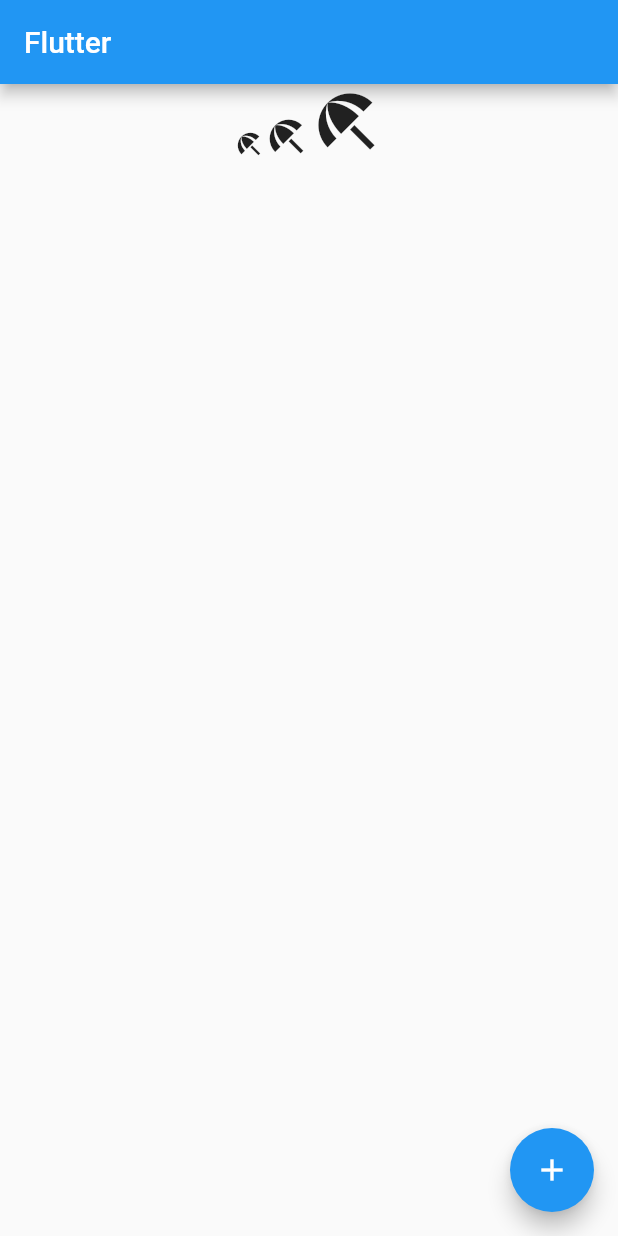
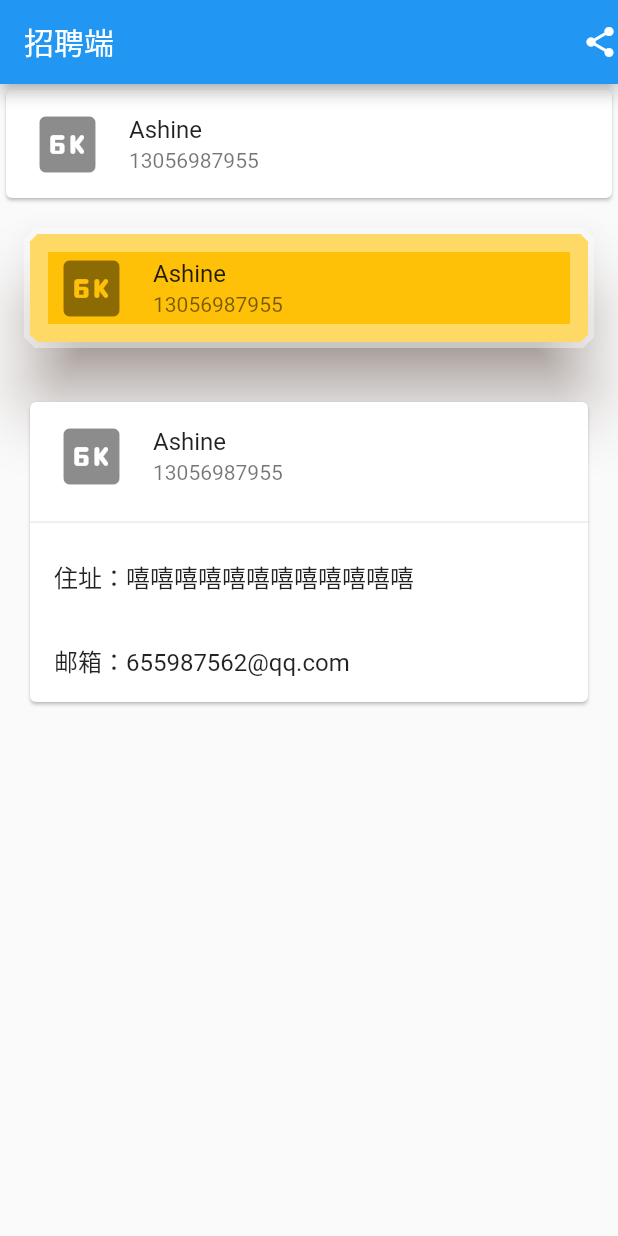
Before and after one commit to Kidnapped33/flutter-Component, a Flutter app: the screen it shows after launch, on a phone screen of 412 x 824 dp. Run offline on Flutter 3.47's test engine with Material 2 defaults, Android fonts, the phone set to English and light mode, and no system bars.

```diff
--- /dev/null
+++ b/lib/01_mainDemo/CardDemo.dart
@@ -0,0 +1,61 @@
+import 'package:flutter/material.dart';
+
+class Carddemo extends StatelessWidget {
+  const Carddemo({Key? key}) : super(key: key);
+
+  @override
+  Widget build(BuildContext context) {
+    return Column(children: [
+      // ----------------------------------------------------------- Card 1
+
+      Card(
+        child: Column(children: const [
+          ListTile(
+            leading: Icon(Icons.six_k_rounded, size: 50),
+            title: Text("Ashine"),
+            subtitle: Text("13056987955"),
+          ),
+        ]),
+      ),
+
+      // ----------------------------------------------------------- Card 2
+
+      Card(
+        color: Colors.amber,
+        shadowColor: Colors.brown,
+        elevation: 20,
+        margin: const EdgeInsets.all(20),
+        shape: BeveledRectangleBorder(
+            side: const BorderSide(width: 8, color: Colors.white38),
+            borderRadius: BorderRadius.circular(5)),
+        child: Column(children: const [
+          ListTile(
+            leading: Icon(Icons.six_k_rounded, size: 50),
+            title: Text("Ashine"),
+            subtitle: Text("13056987955"),
+          ),
+        ]),
+      ),
+
+      // ----------------------------------------------------------- Card 3
+
+      Card(
+        margin: const EdgeInsets.all(20),
+        child: Column(children: const [
+          ListTile(
+            leading: Icon(Icons.six_k_rounded, size: 50),
+            title: Text("Ashine"),
+            subtitle: Text("13056987955"),
+          ),
+          Divider(),
+          ListTile(
+            title: Text("住址：嘻嘻嘻嘻嘻嘻嘻嘻嘻嘻嘻嘻"),
+          ),
+          ListTile(
+            title: Text("邮箱：655987562@qq.com"),
+          ),
+        ]),
+      ),
+    ]);
+  }
+}
--- a/lib/main.dart
+++ b/lib/main.dart
@@ -1,35 +1,23 @@
 import 'package:flutter/material.dart';
-import 'package:flutter_test1/02_layout/ColumnTest.dart';
-import 'package:flutter_test1/02_layout/layout.dart';
-import 'package:flutter_test1/BasicCompents/FocusTestRoute.dart';
-import 'package:flutter_test1/BasicTest.dart';
-import 'package:flutter_test1/CheckBoxTest.dart';
-import 'package:flutter_test1/FocusTestRoute.dart';
-import 'package:flutter_test1/IconTest.dart';
-import 'package:flutter_test1/ImagesTest.dart';
-import 'package:flutter_test1/ButtonTest.dart';
-import 'package:flutter_test1/NamePasswordTest.dart';
-import 'package:flutter_test1/NamePasswordTest2.dart';
-import 'package:flutter_test1/SwitchTest.dart';
-import 'package:flutter_test1/TextField.dart';
-import 'package:flutter_test1/TextTest.dart';
-import 'package:flutter_test1/Widget/TransformTest.dart';
-import 'package:flutter_test1/Widget/constraints.dart';
-import 'package:flutter_test1/Widget/rowColumn.dart';
 
-void main() => runApp(const MyApp());
+import '01_mainDemo/CardDemo.dart';
+import '01_mainDemo/StackDemo.dart';
+import '01_mainDemo/WrapDemo.dart';
+import '01_mainDemo/flexDemo.dart';
 
-class MyApp extends StatelessWidget {
-  const MyApp({Key? key}) : super(key: key);
+void main() => runApp(const MyApp2());
+
+class MyApp2 extends StatelessWidget {
+  const MyApp2({Key? key}) : super(key: key);
 
   @override
   Widget build(BuildContext context) {
     return MaterialApp(
-      title: 'Flutter Demo',
+      title: 'Flutter - App',
       theme: ThemeData(
-        primarySwatch: Colors.blue,
+        primaryColor: Colors.blue,
       ),
-      home: const MyHomePage(title: 'Flutter'),
+      home: const MyHomePage(title: '招聘端'),
     );
   }
 }
@@ -43,54 +31,32 @@ class MyHomePage extends StatefulWidget {
 }
 
 class _MyHomePageState extends State<MyHomePage> {
-  int _counter = 0;
-
-  void _incrementCounter() {
-    setState(() {
-      _counter++;
-    });
-  }
-
   @override
   Widget build(BuildContext context) {
     return Scaffold(
-      appBar: AppBar(
-        title: Text(widget.title),
-      ),
-      body:
-          // const BasicTest(),
-          // const ImagesTest(),
-          // const ButtonTest(),
-          // const Texttest(),
-          // const Icontest(),
-          // const Switchtest(),
-          // const Checkboxtest(),
-          // const Textfield(),
-          // const namePasswordTest(),
-          // const namePasswordTest2(),
-          // const Focustestroute(),
-          // const Constraints(),
-          // const Rowcolumn(),
-          // const Transformtest(),
-          // const Layout(),
-          const Columntest(),
-
-      // Text(
-      //   '$_counter',
-      //   style: Theme.of(context).textTheme.headline4,
-      // ),
-
-      // body: Center(
-      //   child: Column(
-      //     // mainAxisAlignment: MainAxisAlignment.center,
-
-      //   ),
-      // ),
-      floatingActionButton: FloatingActionButton(
-        onPressed: _incrementCounter,
-        tooltip: 'Increment',
-        child: const Icon(Icons.add),
-      ), // This trailing comma makes auto-formatting nicer for build methods.
-    );
+        appBar: AppBar(
+          title: Text(widget.title),
+          actions: const [Icon(Icons.share)],
+        ),
+        body:
+            // const Flexdemo()
+            //Wrapdemo()
+            // const Stackdemo()
+            const Carddemo());
   }
 }
+
+// class Demo extends StatelessWidget {
+//   const Demo({Key? key}) : super(key: key);
+
+//   @override
+//   Widget build(BuildContext context) {
+//     return Column(
+//       children: const <Widget>[
+//         Icon(Icons.share_arrival_time),
+//         Icon(Icons.shopping_cart),
+//         Icon(Icons.short_text),
+//       ],
+//     );
+//   }
+// }
--- /dev/null
+++ b/lib/mainOld.dart
@@ -0,0 +1,101 @@
+import 'package:flutter/material.dart';
+import 'package:flutter_test1/02_layout/Box1.dart';
+// import 'package:flutter_test1/BasicCompents/FocusTestRoute.dart';
+
+import 'package:flutter_test1/BasicCompents/BasicTest.dart';
+import 'package:flutter_test1/BasicCompents/ImagesTest.dart';
+import 'package:flutter_test1/BasicCompents/ButtonTest.dart';
+import 'package:flutter_test1/BasicCompents/TextTest.dart';
+import 'package:flutter_test1/BasicCompents/IconTest.dart';
+import 'package:flutter_test1/BasicCompents/SwitchTest.dart';
+import 'package:flutter_test1/BasicCompents/CheckBoxTest.dart';
+import 'package:flutter_test1/BasicCompents/TextField.dart';
+import 'package:flutter_test1/BasicCompents/NamePasswordTest.dart';
+import 'package:flutter_test1/BasicCompents/NamePasswordTest2.dart';
+import 'package:flutter_test1/BasicCompents/FocusTestRoute.dart';
+import 'package:flutter_test1/Widget/constraints.dart';
+import 'package:flutter_test1/Widget/rowColumn.dart';
+import 'package:flutter_test1/Widget/TransformTest.dart';
+import 'package:flutter_test1/02_layout/layout.dart';
+import 'package:flutter_test1/02_layout/ColumnTest.dart';
+import 'package:flutter_test1/02_layout/FlexDemo.dart';
+
+void main() => runApp(const MyApp());
+
+class MyApp extends StatelessWidget {
+  const MyApp({Key? key}) : super(key: key);
+
+  @override
+  Widget build(BuildContext context) {
+    return MaterialApp(
+      title: 'Flutter Demo',
+      theme: ThemeData(
+        primarySwatch: Colors.blue,
+      ),
+      home: const MyHomePage(title: 'Flutter'),
+    );
+  }
+}
+
+class MyHomePage extends StatefulWidget {
+  const MyHomePage({Key? key, required this.title}) : super(key: key);
+  final String title;
+
+  @override
+  _MyHomePageState createState() => _MyHomePageState();
+}
+
+class _MyHomePageState extends State<MyHomePage> {
+  int _counter = 0;
+
+  void _incrementCounter() {
+    setState(() {
+      _counter++;
+    });
+  }
+
+  @override
+  Widget build(BuildContext context) {
+    return Scaffold(
+      appBar: AppBar(title: Text(widget.title), actions: <Widget>[
+        IconButton(onPressed: () {}, icon: const Icon(Icons.share))
+      ]),
+      body:
+          // const BasicTest(),
+          // const ImagesTest(),
+          // const ButtonTest(),
+          // const Texttest(),
+          // const Icontest(),
+          // const Switchtest(),
+          // const Checkboxtest(),
+          // const Textfield(),
+          // const namePasswordTest(),
+          const namePasswordTest2(),
+      // const Focustestroute(),
+      // const Constraints(),
+      // const Rowcolumn(),
+      // const Transformtest(),
+      // const Layout(),
+      // const Columntest(),
+      // const Box1(),
+      // const Flexdemo(),
+
+      // Text(
+      //   '$_counter',
+      //   style: Theme.of(context).textTheme.headline4,
+      // ),
+
+      // body: Center(
+      //   child: Column(
+      //     // mainAxisAlignment: MainAxisAlignment.center,
+
+      //   ),
+      // ),
+      floatingActionButton: FloatingActionButton(
+        onPressed: _incrementCounter,
+        tooltip: 'Increment',
+        child: const Icon(Icons.add),
+      ), // This trailing comma makes auto-formatting nicer for build methods.
+    );
+  }
+}
```
Also changed, not shown: lib/01_mainDemo/StackDemo.dart (added, +52 -0 lines), lib/01_mainDemo/WrapDemo.dart (added, +69 -0 lines), lib/01_mainDemo/flexDemo.dart (added, +107 -0 lines), lib/02_layout/Box1.dart (added, +41 -0 lines), lib/02_layout/FlexDemo.dart (added, +106 -0 lines), lib/Widget/rowColumn.dart (+5 -5 lines), images/A2.png (added), 1 other file.
